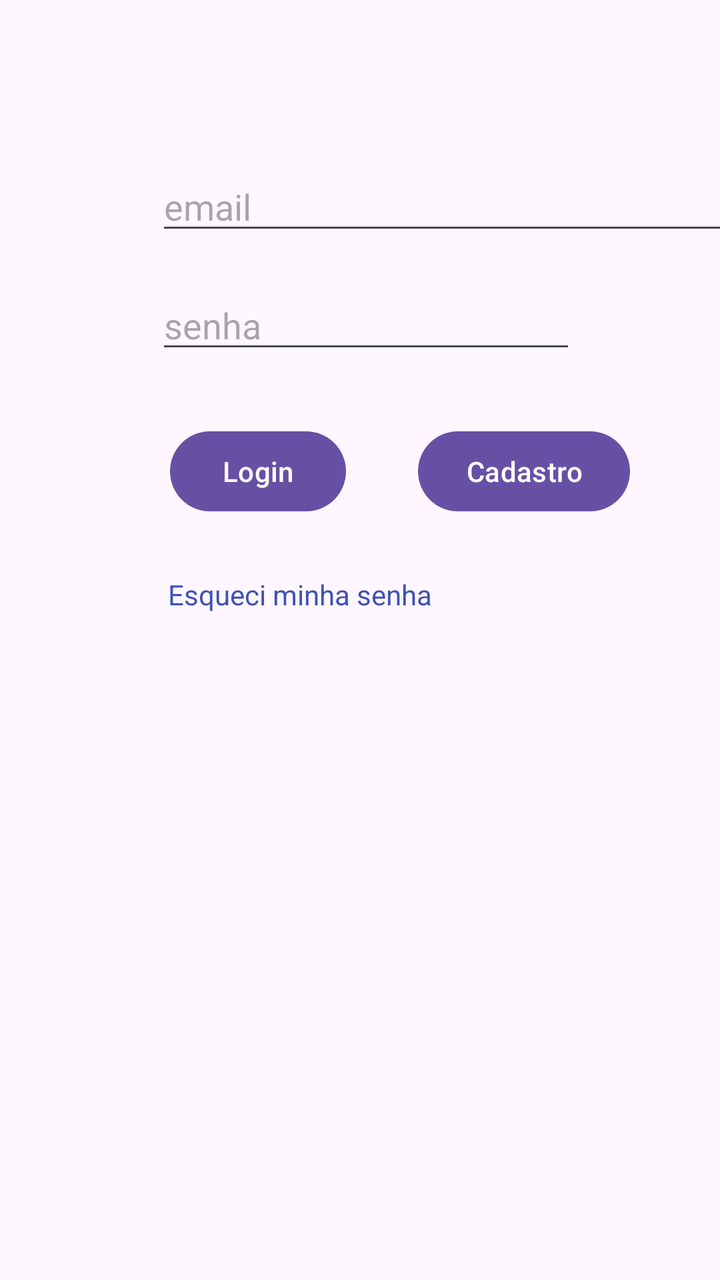
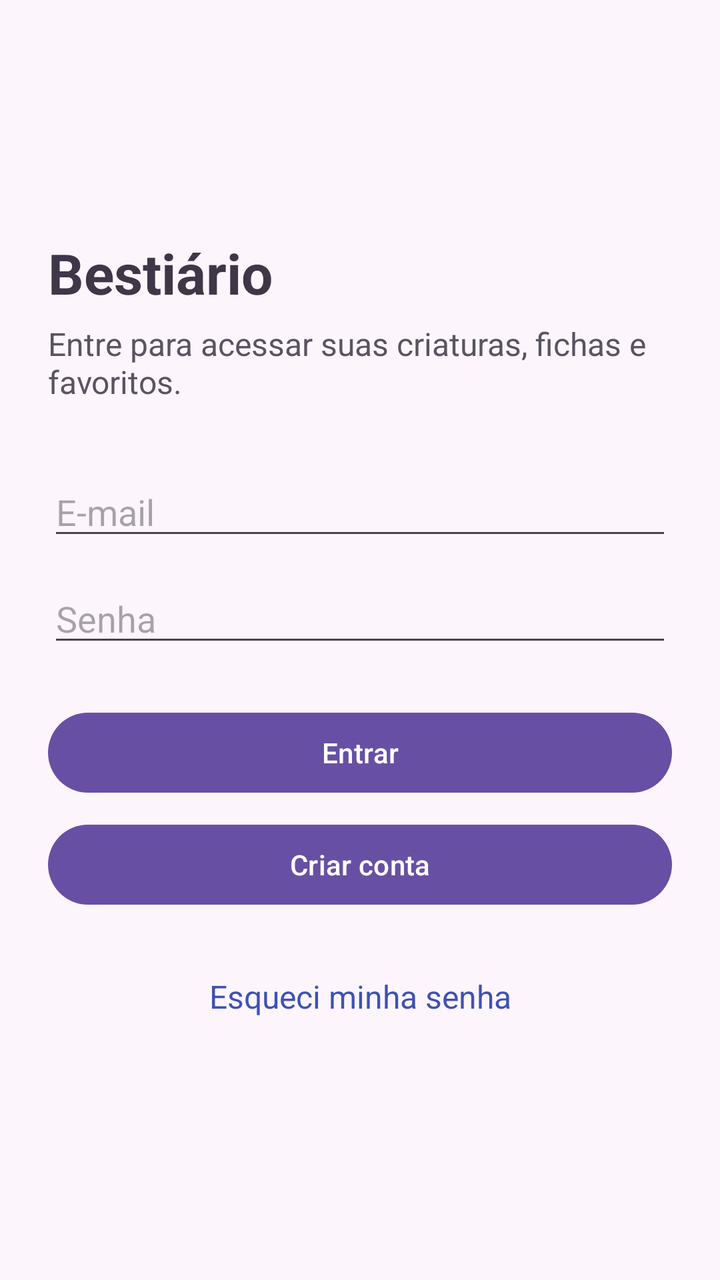

An Android layout rendered at two revisions. The XML below is the earlier revision; the diff shows what the commit changed to produce the second picture.
<!-- AndroidManifest.xml: application theme Theme.BDRoomComCamera -->
<!-- res/layout/activity_main.xml -->
<?xml version="1.0" encoding="utf-8"?>
<androidx.constraintlayout.widget.ConstraintLayout xmlns:android="http://schemas.android.com/apk/res/android"
    xmlns:app="http://schemas.android.com/apk/res-auto"
    xmlns:tools="http://schemas.android.com/tools"
    android:id="@+id/main"
    android:layout_width="match_parent"
    android:layout_height="match_parent"
    tools:context=".activities.MainActivity">

    <EditText
        android:id="@+id/edtEmail1"
        android:layout_width="wrap_content"
        android:layout_height="wrap_content"
        android:layout_marginStart="78dp"
        android:layout_marginTop="81dp"
        android:ems="15"
        android:hint="email"
        android:inputType="text"
        app:layout_constraintStart_toStartOf="parent"
        app:layout_constraintTop_toTopOf="parent" />

    <EditText
        android:id="@+id/edtSenha1"
        android:layout_width="wrap_content"
        android:layout_height="wrap_content"
        android:layout_marginStart="78dp"
        android:layout_marginTop="18dp"
        android:ems="10"
        android:hint="senha"
        android:inputType="textPassword"
        app:layout_constraintStart_toStartOf="parent"
        app:layout_constraintTop_toBottomOf="@+id/edtEmail1" />

    <Button
        android:id="@+id/btnLogin"
        android:layout_width="wrap_content"
        android:layout_height="wrap_content"
        android:layout_marginStart="85dp"
        android:layout_marginTop="30dp"
        android:text="Login"
        app:layout_constraintStart_toStartOf="parent"
        app:layout_constraintTop_toBottomOf="@+id/edtSenha1" />

    <Button
        android:id="@+id/btnAbrirCadastro"
        android:layout_width="wrap_content"
        android:layout_height="wrap_content"
        android:layout_marginStart="36dp"
        android:layout_marginTop="30dp"
        android:text="Cadastro"
        app:layout_constraintStart_toEndOf="@+id/btnLogin"
        app:layout_constraintTop_toBottomOf="@+id/edtSenha1" />

    <TextView
        android:id="@+id/txtEsqueci"
        android:layout_width="wrap_content"
        android:layout_height="wrap_content"
        android:layout_marginStart="84dp"
        android:layout_marginTop="28dp"
        android:text="Esqueci minha senha"
        android:textColor="#3F51B5"
        app:layout_constraintStart_toStartOf="parent"
        app:layout_constraintTop_toBottomOf="@+id/btnLogin" />
</androidx.constraintlayout.widget.ConstraintLayout>
<!-- resources referenced by this layout -->
<resources>
  <style name="Theme.BDRoomComCamera" parent="Base.Theme.BDRoomComCamera" />
  <style name="Base.Theme.BDRoomComCamera" parent="Theme.Material3.DayNight.NoActionBar">
          
          
      </style>
</resources>

<!-- the commit's change to res/layout/activity_main.xml (unified diff, before → after) -->
@@ -1,64 +1,77 @@
 <?xml version="1.0" encoding="utf-8"?>
-<androidx.constraintlayout.widget.ConstraintLayout xmlns:android="http://schemas.android.com/apk/res/android"
-    xmlns:app="http://schemas.android.com/apk/res-auto"
+<ScrollView xmlns:android="http://schemas.android.com/apk/res/android"
     xmlns:tools="http://schemas.android.com/tools"
-    android:id="@+id/main"
     android:layout_width="match_parent"
     android:layout_height="match_parent"
+    android:background="@color/app_background"
+    android:fillViewport="true"
     tools:context=".activities.MainActivity">
 
-    <EditText
-        android:id="@+id/edtEmail1"
-        android:layout_width="wrap_content"
+    <LinearLayout
+        android:id="@+id/main"
+        android:layout_width="match_parent"
         android:layout_height="wrap_content"
-        android:layout_marginStart="78dp"
-        android:layout_marginTop="81dp"
-        android:ems="15"
-        android:hint="email"
-        android:inputType="text"
-        app:layout_constraintStart_toStartOf="parent"
-        app:layout_constraintTop_toTopOf="parent" />
+        android:gravity="center_vertical"
+        android:orientation="vertical"
+        android:padding="24dp">
 
-    <EditText
-        android:id="@+id/edtSenha1"
-        android:layout_width="wrap_content"
-        android:layout_height="wrap_content"
-        android:layout_marginStart="78dp"
-        android:layout_marginTop="18dp"
-        android:ems="10"
-        android:hint="senha"
-        android:inputType="textPassword"
-        app:layout_constraintStart_toStartOf="parent"
-        app:layout_constraintTop_toBottomOf="@+id/edtEmail1" />
+        <TextView
+            android:layout_width="match_parent"
+            android:layout_height="wrap_content"
+            android:text="Bestiário"
+            android:textColor="@color/app_text_primary"
+            android:textSize="28sp"
+            android:textStyle="bold" />
 
-    <Button
-        android:id="@+id/btnLogin"
-        android:layout_width="wrap_content"
-        android:layout_height="wrap_content"
-        android:layout_marginStart="85dp"
-        android:layout_marginTop="30dp"
-        android:text="Login"
-        app:layout_constraintStart_toStartOf="parent"
-        app:layout_constraintTop_toBottomOf="@+id/edtSenha1" />
+        <TextView
+            android:layout_width="match_parent"
+            android:layout_height="wrap_content"
+            android:layout_marginTop="6dp"
+            android:text="Entre para acessar suas criaturas, fichas e favoritos."
+            android:textColor="@color/app_text_secondary"
+            android:textSize="16sp" />
 
-    <Button
-        android:id="@+id/btnAbrirCadastro"
-        android:layout_width="wrap_content"
-        android:layout_height="wrap_content"
-        android:layout_marginStart="36dp"
-        android:layout_marginTop="30dp"
-        android:text="Cadastro"
-        app:layout_constraintStart_toEndOf="@+id/btnLogin"
-        app:layout_constraintTop_toBottomOf="@+id/edtSenha1" />
+        <EditText
+            android:id="@+id/edtEmail1"
+            android:layout_width="match_parent"
+            android:layout_height="wrap_content"
+            android:layout_marginTop="32dp"
+            android:hint="E-mail"
+            android:inputType="textEmailAddress"
+            android:singleLine="true" />
 
-    <TextView
-        android:id="@+id/txtEsqueci"
-        android:layout_width="wrap_content"
-        android:layout_height="wrap_content"
-        android:layout_marginStart="84dp"
-        android:layout_marginTop="28dp"
-        android:text="Esqueci minha senha"
-        android:textColor="#3F51B5"
-        app:layout_constraintStart_toStartOf="parent"
-        app:layout_constraintTop_toBottomOf="@+id/btnLogin" />
-</androidx.constraintlayout.widget.ConstraintLayout>
+        <EditText
+            android:id="@+id/edtSenha1"
+            android:layout_width="match_parent"
+            android:layout_height="wrap_content"
+            android:layout_marginTop="12dp"
+            android:hint="Senha"
+            android:inputType="textPassword"
+            android:singleLine="true" />
+
+        <Button
+            android:id="@+id/btnLogin"
+            android:layout_width="match_parent"
+            android:layout_height="wrap_content"
+            android:layout_marginTop="24dp"
+            android:text="Entrar" />
+
+        <Button
+            android:id="@+id/btnAbrirCadastro"
+            android:layout_width="match_parent"
+            android:layout_height="wrap_content"
+            android:layout_marginTop="8dp"
+            android:text="Criar conta" />
+
+        <TextView
+            android:id="@+id/txtEsqueci"
+            android:layout_width="match_parent"
+            android:layout_height="wrap_content"
+            android:layout_marginTop="18dp"
+            android:gravity="center"
+            android:minHeight="48dp"
+            android:text="Esqueci minha senha"
+            android:textColor="@color/app_link"
+            android:textSize="16sp" />
+    </LinearLayout>
+</ScrollView>
<!-- resource entries referenced after the edit -->
@@ -1,5 +1,9 @@
 <!-- resources referenced by this layout -->
 <resources>
+  <color name="app_background">#FCF6FC</color>
+  <color name="app_link">#3F51B5</color>
+  <color name="app_text_primary">#3F3748</color>
+  <color name="app_text_secondary">#5A5361</color>
   <style name="Theme.BDRoomComCamera" parent="Base.Theme.BDRoomComCamera" />
   <style name="Base.Theme.BDRoomComCamera" parent="Theme.Material3.DayNight.NoActionBar">
           
